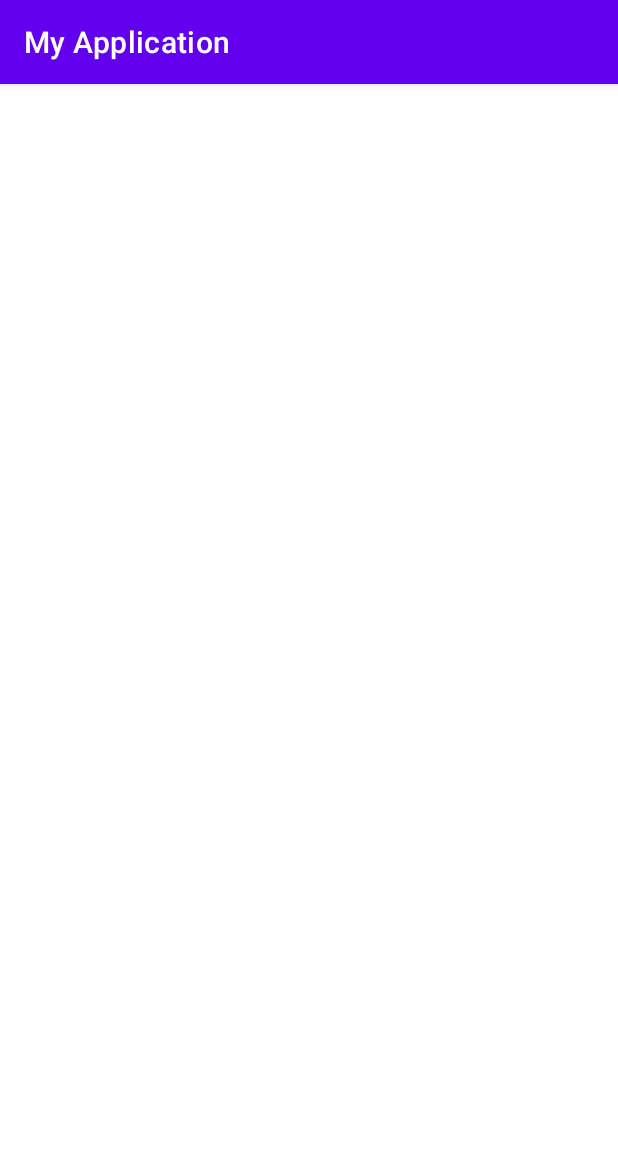
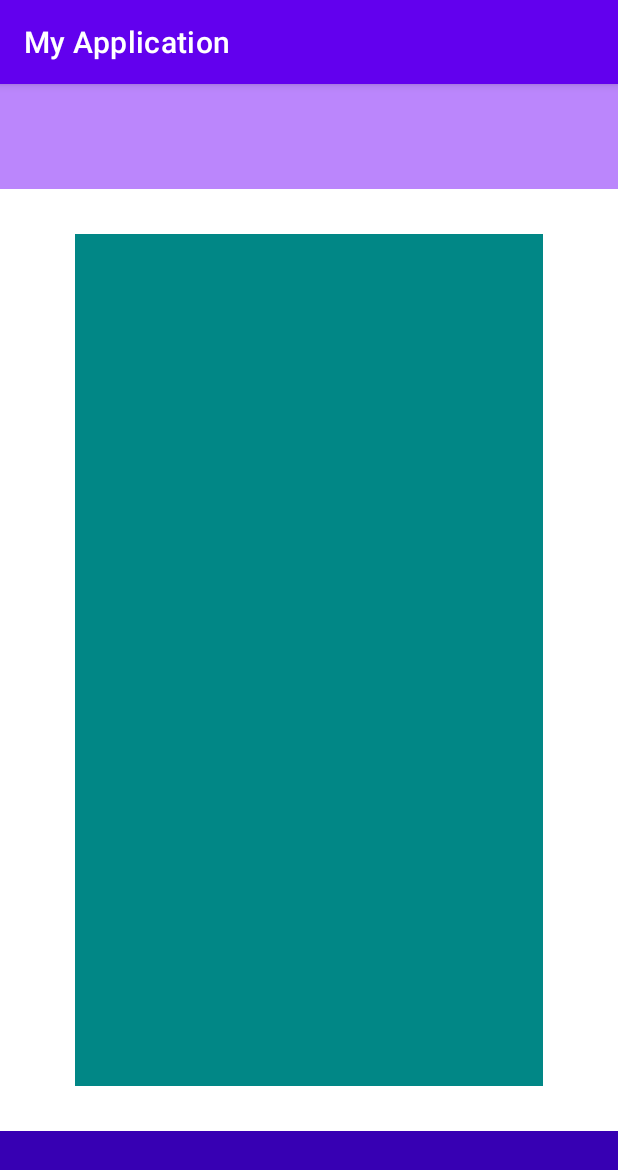
Before and after one commit to ER-Flagg999/androidHomework, an Android app: the screen it shows after launch (MainActivity), on a phone screen of 412 x 824 dp. Shown: the top 1170 px of the screen. Run offline under Robolectric (Android 15) with nearby library versions, the phone set to English and light mode, and no system bars.

Commit message:
added button, top, bottom layouts

```diff
--- a/app/src/main/res/layout/activity_main.xml
+++ b/app/src/main/res/layout/activity_main.xml
@@ -6,6 +6,33 @@
     android:layout_height="match_parent"
     tools:context=".MainActivity">
 
+    <LinearLayout
+        android:id="@+id/buttonPanel"
+        android:layout_width="0dp"
+        android:layout_height="0dp"
+        android:layout_marginHorizontal="50dp"
+        android:layout_marginVertical="30dp"
+        android:orientation="horizontal"
+        android:background="@color/teal_700"
+        app:layout_constraintStart_toStartOf="parent"
+        app:layout_constraintEnd_toEndOf="parent"
+        app:layout_constraintBottom_toTopOf="@id/bottomPanel"
+        app:layout_constraintTop_toBottomOf="@id/TopPanel"
+        tools:ignore="MissingConstraints"
+        app:layout_constraintHeight_default="spread" />
 
+    <FrameLayout
+        android:id="@+id/bottomPanel"
+        android:layout_width="match_parent"
+        android:layout_height="70dp"
+        app:layout_constraintBottom_toBottomOf="parent"
+        android:background="@color/purple_700" />
+
+    <FrameLayout
+        android:id="@+id/TopPanel"
+        android:layout_width="match_parent"
+        android:layout_height="70dp"
+        app:layout_constraintTop_toTopOf="parent"
+        android:background="@color/purple_200" />
 
 </androidx.constraintlayout.widget.ConstraintLayout>
```
